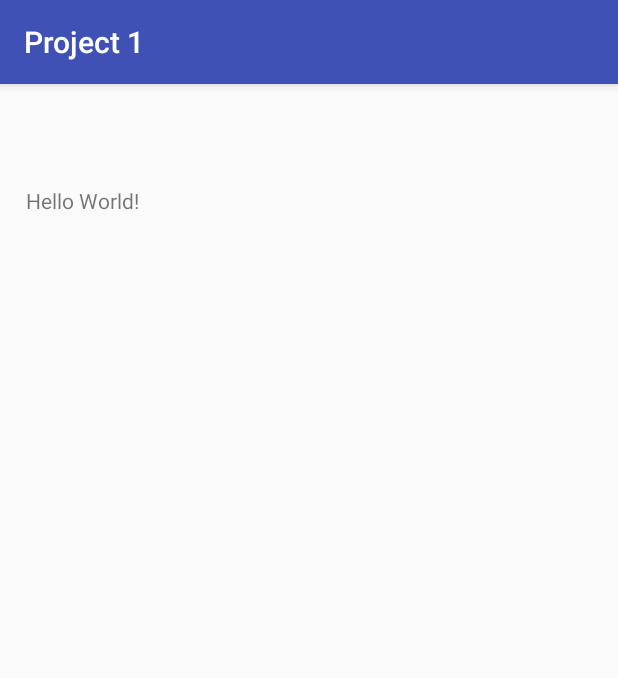
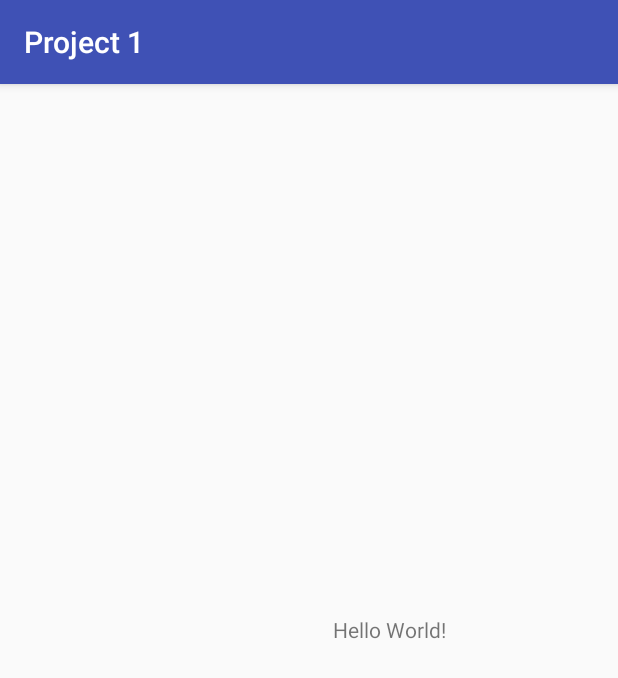
Before and after one commit to JOYB28/CS496-Project-1, an Android app: the screen it shows after launch (MainActivity), on a phone screen of 412 x 824 dp. Shown: the top 678 px of the screen. Run offline under Robolectric (Android 15) with nearby library versions, the phone set to English and light mode, and no system bars.

Commit message:
second move

```diff
--- a/app/src/main/res/layout/activity_main.xml
+++ b/app/src/main/res/layout/activity_main.xml
@@ -14,7 +14,7 @@
         app:layout_constraintLeft_toLeftOf="parent"
         app:layout_constraintRight_toRightOf="parent"
         app:layout_constraintTop_toTopOf="parent"
-        app:layout_constraintHorizontal_bias="0.051"
-        app:layout_constraintVertical_bias="0.091" />
+        app:layout_constraintHorizontal_bias="0.659"
+        app:layout_constraintVertical_bias="0.473" />
 
 </android.support.constraint.ConstraintLayout>
```
